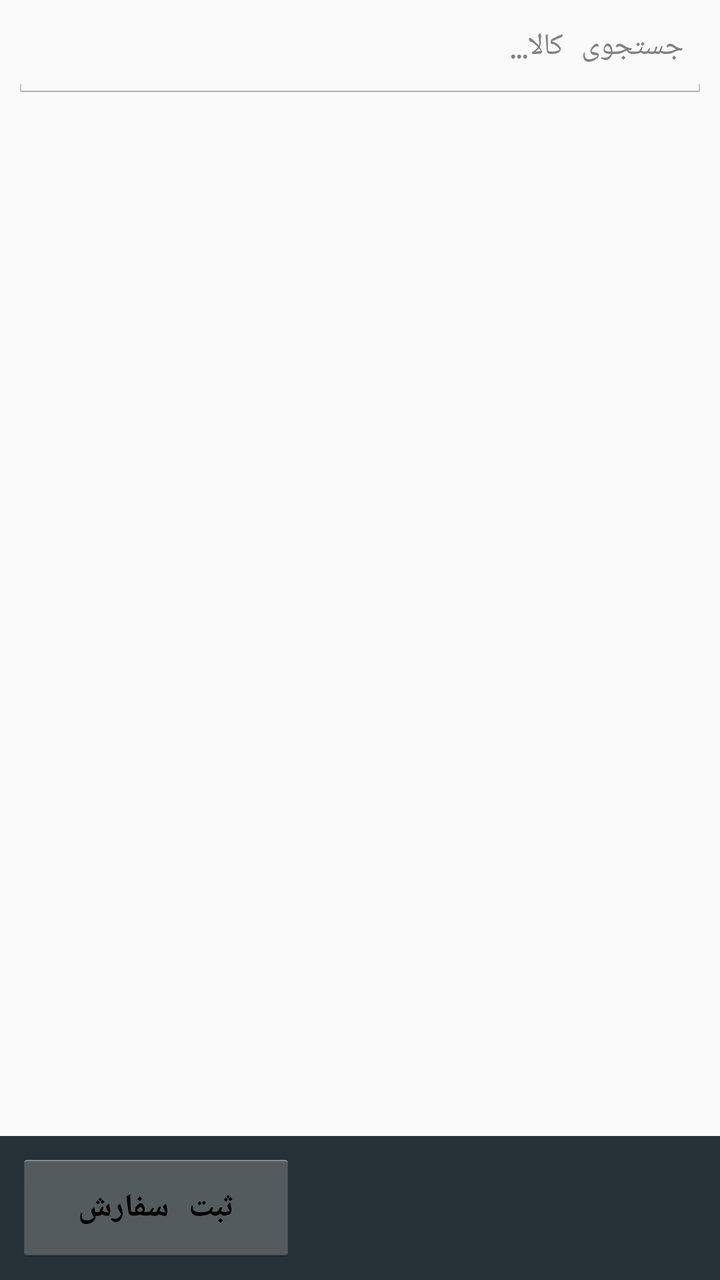
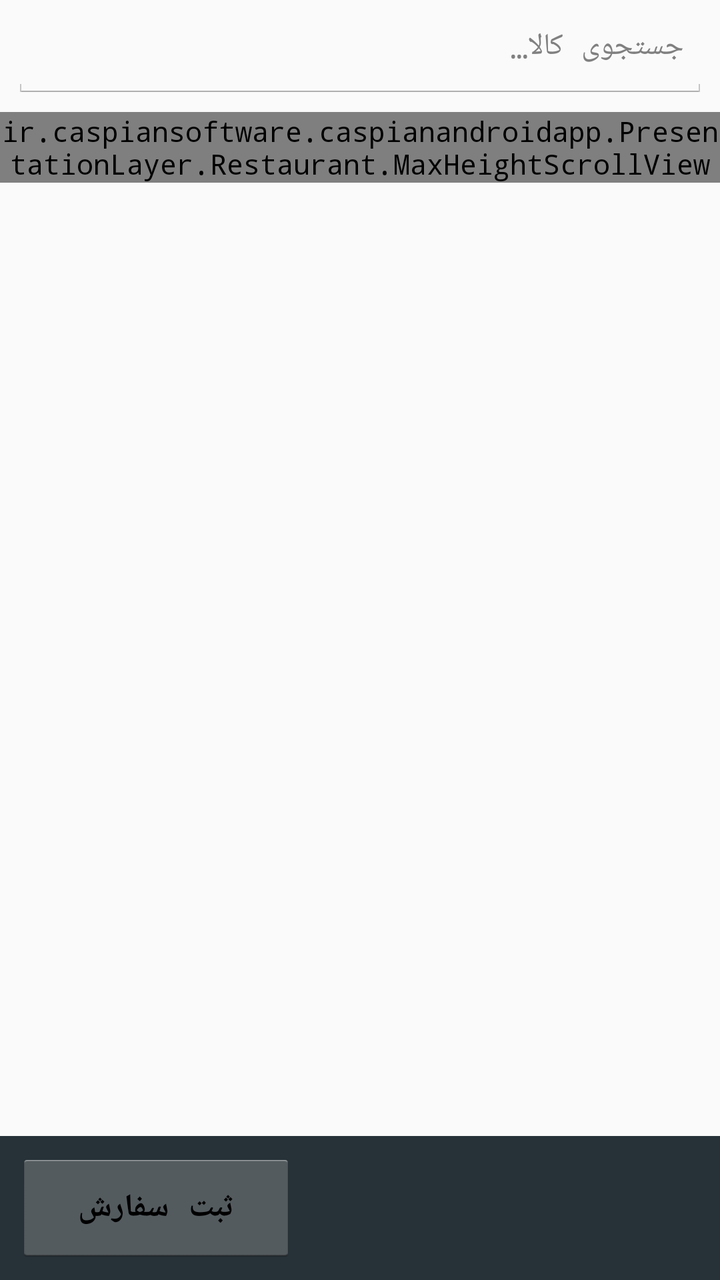

Screens rendered from an Android XML layout before and after an edit, with the pre-edit source and the edit as a unified diff.
<!-- AndroidManifest.xml: application theme AppTheme -->
<!-- res/layout/fragment_restaurant_order.xml -->
<?xml version="1.0" encoding="utf-8"?>
<LinearLayout xmlns:android="http://schemas.android.com/apk/res/android"
              android:orientation="vertical"
              android:layout_width="match_parent"
              android:layout_height="match_parent"
              android:layoutDirection="rtl"
              android:background="#fafafa">

    <EditText
        android:id="@+id/orderSearchBox"
        android:layout_width="match_parent"
        android:layout_height="44dp"
        android:layout_margin="6dp"
        android:hint="@string/restaurant_search_hint"
        android:inputType="text"
        android:imeOptions="actionSearch"
        android:singleLine="true"
        android:gravity="start"
        android:textSize="15sp" />

    
    <ScrollView
        android:id="@+id/orderGroupScroll"
        android:layout_width="match_parent"
        android:layout_height="wrap_content"
        android:scrollbars="none"
        android:layoutDirection="rtl">

        <LinearLayout
            android:id="@+id/orderGroupStrip"
            android:orientation="vertical"
            android:layout_width="match_parent"
            android:layout_height="wrap_content"
            android:padding="4dp" />
    </ScrollView>

    <ProgressBar
        android:id="@+id/orderProgress"
        style="?android:attr/progressBarStyleHorizontal"
        android:layout_width="match_parent"
        android:layout_height="wrap_content"
        android:indeterminate="true"
        android:visibility="gone" />

    
    <FrameLayout
        android:layout_width="match_parent"
        android:layout_height="0dp"
        android:layout_weight="1">

        <GridView
            android:id="@+id/orderItemGrid"
            android:layout_width="match_parent"
            android:layout_height="match_parent"
            android:numColumns="2"
            android:horizontalSpacing="6dp"
            android:verticalSpacing="6dp"
            android:padding="6dp"
            android:stretchMode="columnWidth" />

        <LinearLayout
            android:id="@+id/orderCartPanel"
            android:orientation="vertical"
            android:layout_width="match_parent"
            android:layout_height="match_parent"
            android:background="#ffffff"
            android:visibility="gone">

            <ListView
                android:id="@+id/orderCartList"
                android:layout_width="match_parent"
                android:layout_height="match_parent"
                android:divider="#e0e0e0"
                android:dividerHeight="1dp" />
        </LinearLayout>
    </FrameLayout>

    
    <LinearLayout
        android:id="@+id/orderCartBar"
        android:orientation="horizontal"
        android:layout_width="match_parent"
        android:layout_height="72dp"
        android:background="@drawable/cart_bar"
        android:gravity="center_vertical"
        android:padding="8dp"
        android:clickable="true"
        android:focusable="true">

        <LinearLayout
            android:orientation="vertical"
            android:layout_width="0dp"
            android:layout_height="wrap_content"
            android:layout_weight="1">

            <TextView
                android:id="@+id/orderCartSummary"
                android:layout_width="wrap_content"
                android:layout_height="wrap_content"
                android:textSize="14sp"
                android:textColor="#b0bec5" />

            <TextView
                android:id="@+id/orderCartTotal"
                android:layout_width="wrap_content"
                android:layout_height="wrap_content"
                android:typeface="sans"
                android:textSize="21sp"
                android:textStyle="bold"
                android:textColor="#ffffff" />
        </LinearLayout>

        <Button
            android:id="@+id/orderSubmitButton"
            android:layout_width="wrap_content"
            android:layout_height="56dp"
            android:minWidth="140dp"
            android:text="@string/restaurant_submit"
            android:textSize="16sp"
            android:textStyle="bold" />
    </LinearLayout>

</LinearLayout>
<!-- resources referenced by this layout -->
<resources>
  <!-- drawable cart_bar (drawable) -->
  <?xml version="1.0" encoding="utf-8"?>
  <shape xmlns:android="http://schemas.android.com/apk/res/android" android:shape="rectangle">
      <solid android:color="@color/cartBarBack" />
  </shape>
  <string name="restaurant_search_hint">جستجوی کالا…</string>
  <string name="restaurant_submit">ثبت سفارش</string>
  <style name="AppTheme" parent="android:Theme.Holo.Light.DarkActionBar"> 
          
          <item name="colorPrimary">@color/colorPrimary</item>
          <item name="colorPrimaryDark">@color/colorPrimaryDark</item>
  
          
          <item name="colorAccent">@color/colorAccent</item>
          <item name="android:typeface">monospace</item>
      </style>
  <color name="cartBarBack">#263238</color>
  <color name="colorPrimary">#1c1c1d</color>
  <color name="colorPrimaryDark">#1c1c1d</color>
  <color name="colorAccent">#0397ec</color>
</resources>

<!-- the commit's change to res/layout/fragment_restaurant_order.xml (unified diff, before → after) -->
@@ -19,7 +19,7 @@
         android:textSize="15sp" />
 
     
-    <ScrollView
+    <ir.caspiansoftware.caspianandroidapp.PresentationLayer.Restaurant.MaxHeightScrollView
         android:id="@+id/orderGroupScroll"
         android:layout_width="match_parent"
         android:layout_height="wrap_content"
@@ -32,7 +32,7 @@
             android:layout_width="match_parent"
             android:layout_height="wrap_content"
             android:padding="4dp" />
-    </ScrollView>
+    </ir.caspiansoftware.caspianandroidapp.PresentationLayer.Restaurant.MaxHeightScrollView>
 
     <ProgressBar
         android:id="@+id/orderProgress"
